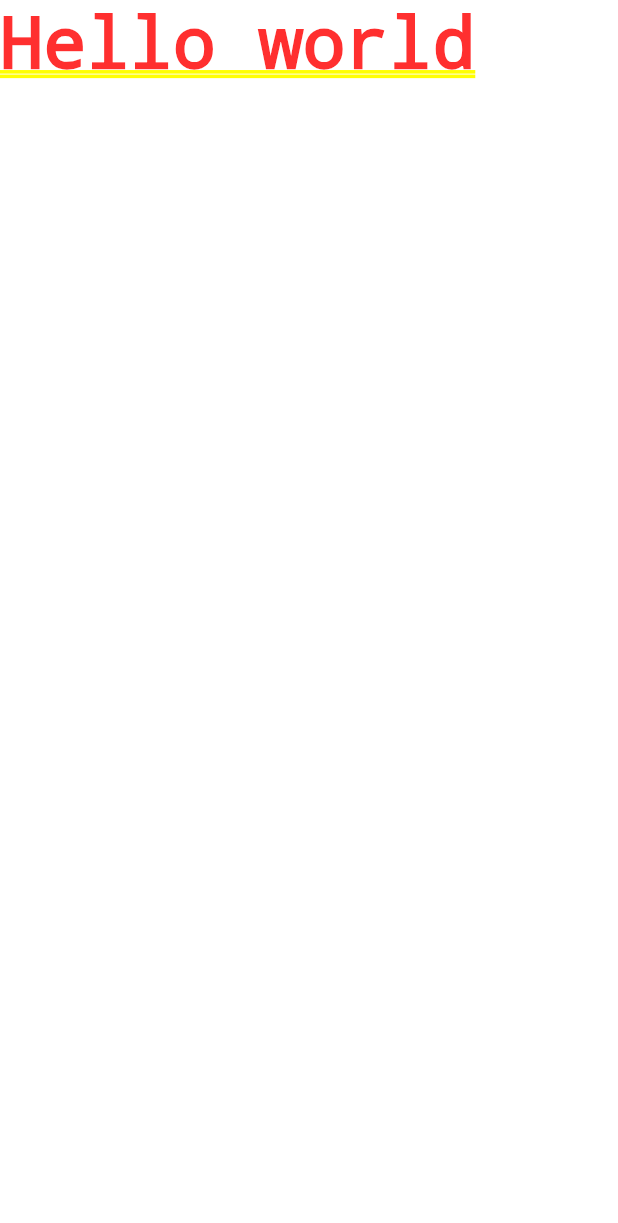
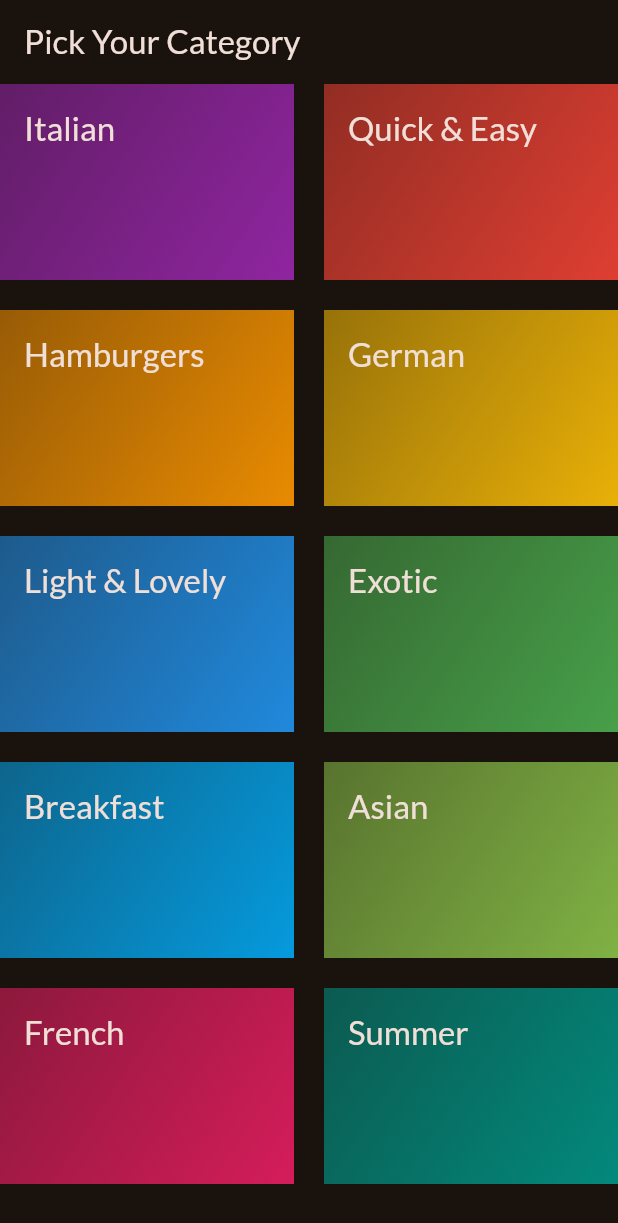
Before and after one commit to Navindu-Ashen/Udemy_Flutter, a Flutter app: the screen it shows after launch, on a phone screen of 412 x 824 dp. Shown: the top 1223 px of the screen. Run offline on Flutter 3.47's test engine with Material 3 defaults, Android fonts, the phone set to English and light mode, and no system bars; our stand-ins replace google_fonts.

Commit message:
home screen

```diff
--- /dev/null
+++ b/project_6_meals_app/lib/data/dumy_data.dart
@@ -0,0 +1,56 @@
+import 'package:flutter/material.dart';
+
+import 'package:project_6_meals_app/models/category.dart';
+
+final availableCategories = [
+  Category(
+    id: 'c1',
+    title: 'Italian',
+    color: Colors.purple,
+  ),
+  Category(
+    id: 'c2',
+    title: 'Quick & Easy',
+    color: Colors.red,
+  ),
+  Category(
+    id: 'c3',
+    title: 'Hamburgers',
+    color: Colors.orange,
+  ),
+  Category(
+    id: 'c4',
+    title: 'German',
+    color: Colors.amber,
+  ),
+  Category(
+    id: 'c5',
+    title: 'Light & Lovely',
+    color: Colors.blue,
+  ),
+  Category(
+    id: 'c6',
+    title: 'Exotic',
+    color: Colors.green,
+  ),
+  Category(
+    id: 'c7',
+    title: 'Breakfast',
+    color: Colors.lightBlue,
+  ),
+  Category(
+    id: 'c8',
+    title: 'Asian',
+    color: Colors.lightGreen,
+  ),
+  Category(
+    id: 'c9',
+    title: 'French',
+    color: Colors.pink,
+  ),
+  Category(
+    id: 'c10',
+    title: 'Summer',
+    color: Colors.teal,
+  ),
+];
--- a/project_6_meals_app/lib/main.dart
+++ b/project_6_meals_app/lib/main.dart
@@ -1,6 +1,7 @@
 import 'package:flutter/material.dart';
 
 import 'package:google_fonts/google_fonts.dart';
+import 'package:project_6_meals_app/screens/categories.dart';
 
 final theme = ThemeData(
   useMaterial3: true,
@@ -22,7 +23,7 @@
   Widget build(BuildContext context) {
     return MaterialApp(
       theme: theme,
-      home: const Text("Hello world"),
+      home: const CategoriesScreen(),
     );
   }
 }
--- /dev/null
+++ b/project_6_meals_app/lib/models/category.dart
@@ -0,0 +1,12 @@
+import 'package:flutter/material.dart';
+
+class Category {
+  Category({
+    required this.id,
+    required this.title,
+    this.color = Colors.orange,
+  });
+  final String id;
+  final String title;
+  final Color color;
+}
--- /dev/null
+++ b/project_6_meals_app/lib/screens/categories.dart
@@ -0,0 +1,28 @@
+import 'package:flutter/material.dart';
+import 'package:project_6_meals_app/data/dumy_data.dart';
+import 'package:project_6_meals_app/widgets/category_grid_item.dart';
+
+class CategoriesScreen extends StatelessWidget {
+  const CategoriesScreen({super.key});
+
+  @override
+  Widget build(BuildContext context) {
+    return Scaffold(
+      appBar: AppBar(
+        title: const Text("Pick Your Category"),
+      ),
+      body: GridView(
+        gridDelegate: const SliverGridDelegateWithFixedCrossAxisCount(
+          crossAxisCount: 2,
+          childAspectRatio: 3 / 2,
+          crossAxisSpacing: 20,
+          mainAxisSpacing: 20,
+        ),
+        children: [
+          for (final category in availableCategories)
+            CategoryGridItem(category: category)
+        ],
+      ),
+    );
+  }
+}
--- /dev/null
+++ b/project_6_meals_app/lib/widgets/category_grid_item.dart
@@ -0,0 +1,31 @@
+import 'package:flutter/material.dart';
+import 'package:project_6_meals_app/models/category.dart';
+
+class CategoryGridItem extends StatelessWidget {
+  const CategoryGridItem({super.key, required this.category});
+
+  final Category category;
+
+  @override
+  Widget build(BuildContext context) {
+    return Container(
+      padding: const EdgeInsets.all(16),
+      decoration: BoxDecoration(
+        gradient: LinearGradient(
+          colors: [
+            category.color.withOpacity(0.55),
+            category.color.withOpacity(0.9),
+          ],
+          begin: Alignment.topLeft,
+          end: Alignment.bottomRight,
+        ),
+      ),
+      child: Text(
+        category.title,
+        style: Theme.of(context).textTheme.titleLarge!.copyWith(
+              color: Theme.of(context).colorScheme.onBackground,
+            ),
+      ),
+    );
+  }
+}
```
